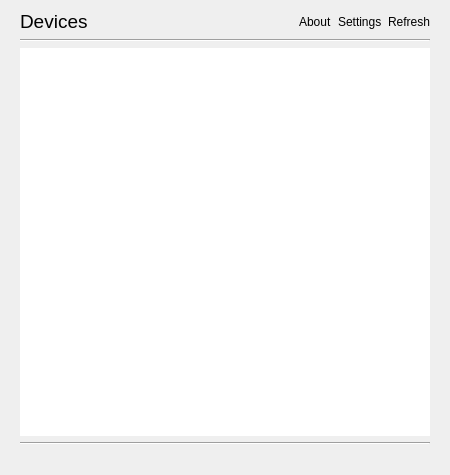
This is sokketter-ui/sources/mainwindow.ui in morwy/sokketter as Qt 5 draws it before an edit. The edited form follows.
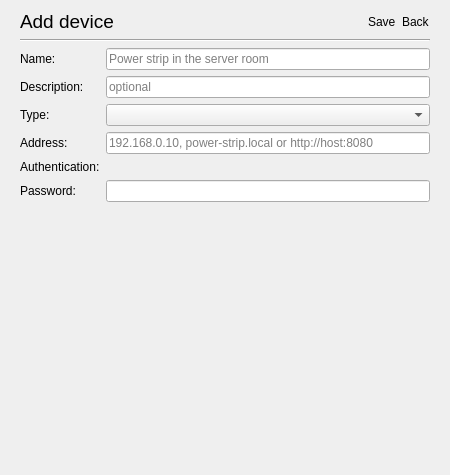
This is the edited form. The open tabs and pages were chosen to show the change. Custom widgets are drawn as their Qt base class.

Patch:
```diff
--- a/sokketter-ui/sources/mainwindow.ui
+++ b/sokketter-ui/sources/mainwindow.ui
@@ -347,6 +347,204 @@
         </item>
        </layout>
       </widget>
+      <widget class="QWidget" name="device_add_page">
+       <layout class="QVBoxLayout" name="verticalLayout_12">
+        <property name="leftMargin">
+         <number>0</number>
+        </property>
+        <property name="topMargin">
+         <number>0</number>
+        </property>
+        <property name="rightMargin">
+         <number>0</number>
+        </property>
+        <property name="bottomMargin">
+         <number>0</number>
+        </property>
+        <item>
+         <widget class="QWidget" name="widget_13" native="true">
+          <layout class="QHBoxLayout" name="horizontalLayout_10">
+           <property name="leftMargin">
+            <number>0</number>
+           </property>
+           <property name="topMargin">
+            <number>0</number>
+           </property>
+           <property name="rightMargin">
+            <number>0</number>
+           </property>
+           <property name="bottomMargin">
+            <number>0</number>
+           </property>
+           <item>
+            <widget class="HeaderLabel" name="add_device_title_label">
+             <property name="font">
+              <font>
+               <pointsize>14</pointsize>
+              </font>
+             </property>
+             <property name="text">
+              <string>Add device</string>
+             </property>
+            </widget>
+           </item>
+           <item>
+            <spacer name="horizontalSpacer_8">
+             <property name="orientation">
+              <enum>Qt::Horizontal</enum>
+             </property>
+             <property name="sizeHint" stdset="0">
+              <size>
+               <width>250</width>
+               <height>20</height>
+              </size>
+             </property>
+            </spacer>
+           </item>
+           <item>
+            <widget class="ButtonLabel" name="add_device_save_label">
+             <property name="text">
+              <string>Save</string>
+             </property>
+            </widget>
+           </item>
+           <item>
+            <widget class="ButtonLabel" name="add_device_back_label">
+             <property name="text">
+              <string>Back</string>
+             </property>
+            </widget>
+           </item>
+          </layout>
+         </widget>
+        </item>
+        <item>
+         <widget class="Line" name="line_10">
+          <property name="orientation">
+           <enum>Qt::Horizontal</enum>
+          </property>
+         </widget>
+        </item>
+        <item>
+         <layout class="QFormLayout" name="formLayout_2">
+          <property name="fieldGrowthPolicy">
+           <enum>QFormLayout::AllNonFixedFieldsGrow</enum>
+          </property>
+          <item row="0" column="0">
+           <widget class="QLabel" name="add_device_name_title_label">
+            <property name="text">
+             <string>Name:</string>
+            </property>
+           </widget>
+          </item>
+          <item row="0" column="1">
+           <widget class="QLineEdit" name="add_device_name_line_edit">
+            <property name="placeholderText">
+             <string>Power strip in the server room</string>
+            </property>
+           </widget>
+          </item>
+          <item row="1" column="0">
+           <widget class="QLabel" name="add_device_description_title_label">
+            <property name="text">
+             <string>Description:</string>
+            </property>
+           </widget>
+          </item>
+          <item row="1" column="1">
+           <widget class="QLineEdit" name="add_device_description_line_edit">
+            <property name="placeholderText">
+             <string>optional</string>
+            </property>
+           </widget>
+          </item>
+          <item row="2" column="0">
+           <widget class="QLabel" name="add_device_type_title_label">
+            <property name="text">
+             <string>Type:</string>
+            </property>
+           </widget>
+          </item>
+          <item row="2" column="1">
+           <widget class="QComboBox" name="add_device_type_combo_box"/>
+          </item>
+          <item row="3" column="0">
+           <widget class="QLabel" name="add_device_address_title_label">
+            <property name="text">
+             <string>Address:</string>
+            </property>
+           </widget>
+          </item>
+          <item row="3" column="1">
+           <widget class="QLineEdit" name="add_device_address_line_edit">
+            <property name="placeholderText">
+             <string>192.168.0.10, power-strip.local or http://host:8080</string>
+            </property>
+           </widget>
+          </item>
+          <item row="4" column="0">
+           <widget class="QLabel" name="add_device_authentication_title_label">
+            <property name="text">
+             <string>Authentication:</string>
+            </property>
+           </widget>
+          </item>
+          <item row="4" column="1">
+           <widget class="QLabel" name="add_device_authentication_type_label">
+            <property name="text">
+             <string/>
+            </property>
+           </widget>
+          </item>
+          <item row="5" column="0">
+           <widget class="QLabel" name="add_device_password_title_label">
+            <property name="text">
+             <string>Password:</string>
+            </property>
+           </widget>
+          </item>
+          <item row="5" column="1">
+           <widget class="QLineEdit" name="add_device_password_line_edit">
+            <property name="echoMode">
+             <enum>QLineEdit::Password</enum>
+            </property>
+           </widget>
+          </item>
+         </layout>
+        </item>
+        <item>
+         <widget class="QLabel" name="add_device_status_label">
+          <property name="font">
+           <font>
+            <italic>true</italic>
+           </font>
+          </property>
+          <property name="text">
+           <string/>
+          </property>
+          <property name="alignment">
+           <set>Qt::AlignCenter</set>
+          </property>
+          <property name="wordWrap">
+           <bool>true</bool>
+          </property>
+         </widget>
+        </item>
+        <item>
+         <spacer name="verticalSpacer_4">
+          <property name="orientation">
+           <enum>Qt::Vertical</enum>
+          </property>
+          <property name="sizeHint" stdset="0">
+           <size>
+            <width>20</width>
+            <height>200</height>
+           </size>
+          </property>
+         </spacer>
+        </item>
+       </layout>
+      </widget>
       <widget class="QWidget" name="socket_list_page">
        <layout class="QVBoxLayout" name="verticalLayout_3">
         <property name="leftMargin">
```
Left out of the diff: 10 changed lines with no effect on the pictures.
